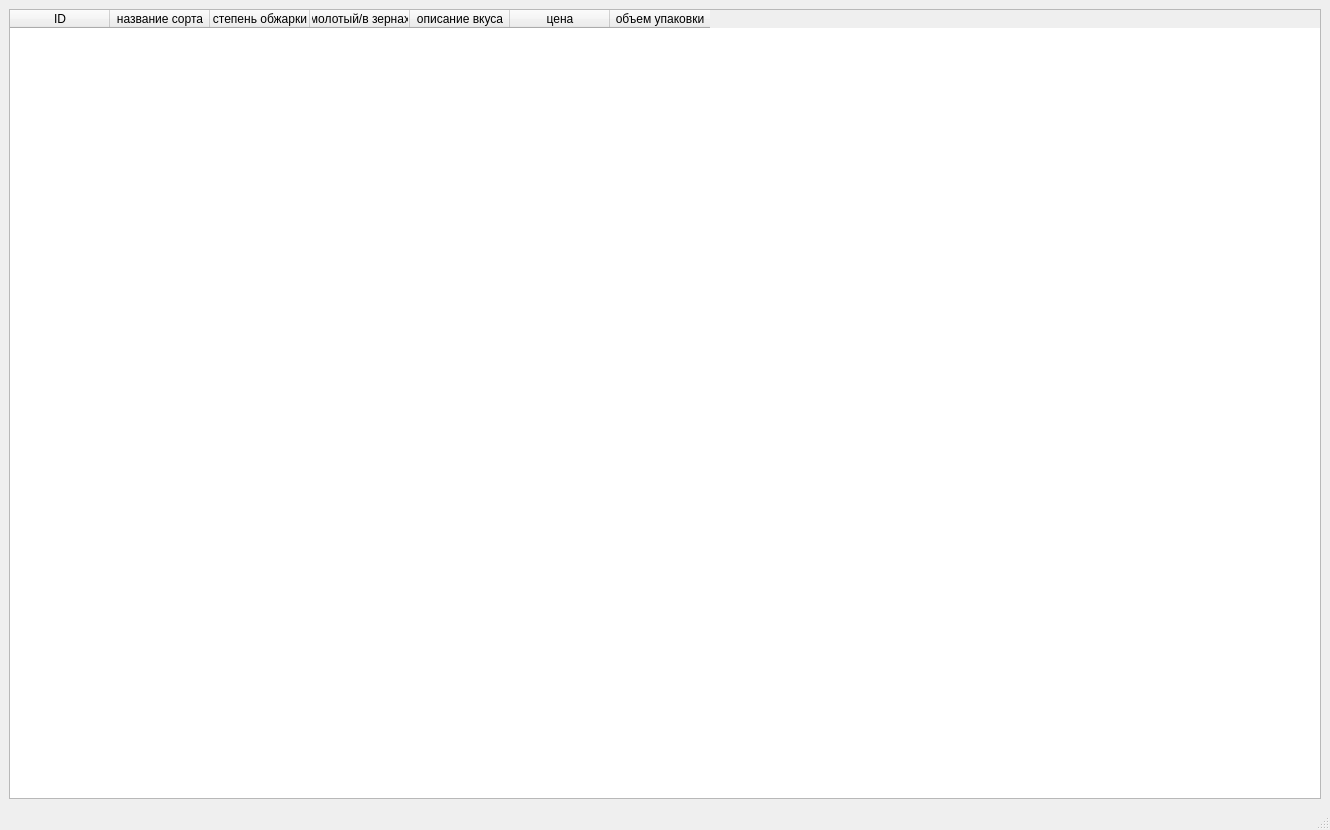
kes0ol/epresso, file main.ui: the form before one commit.
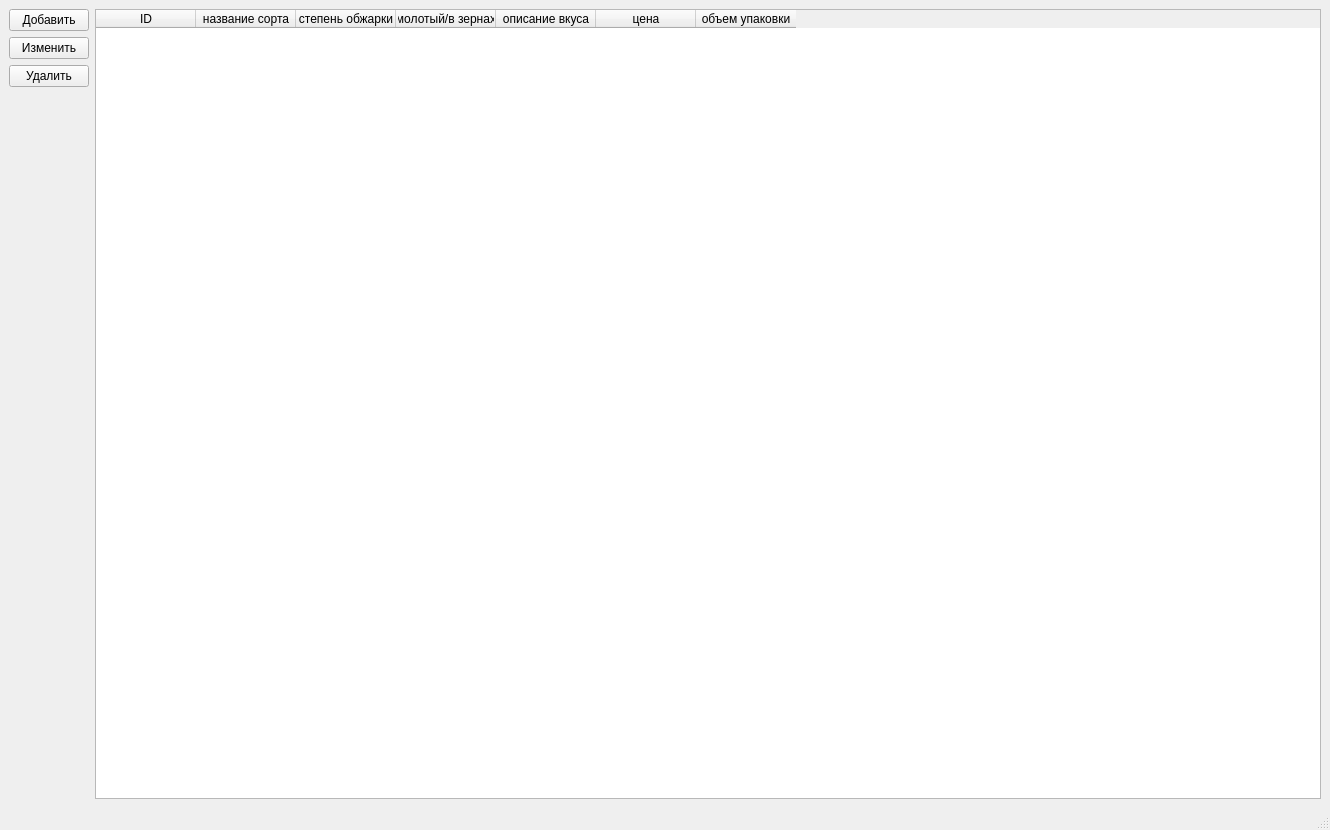
The form after the commit.

The edit to the form file:
```diff
--- a/main.ui
+++ b/main.ui
@@ -15,8 +15,46 @@
   </property>
   <widget class="QWidget" name="centralwidget">
    <layout class="QGridLayout" name="gridLayout">
-    <item row="0" column="0">
+    <item row="0" column="1">
      <layout class="QHBoxLayout" name="horizontalLayout">
+      <item>
+       <layout class="QVBoxLayout" name="verticalLayout">
+        <item>
+         <widget class="QPushButton" name="add_button">
+          <property name="text">
+           <string>Добавить</string>
+          </property>
+         </widget>
+        </item>
+        <item>
+         <widget class="QPushButton" name="update_button">
+          <property name="text">
+           <string>Изменить</string>
+          </property>
+         </widget>
+        </item>
+        <item>
+         <widget class="QPushButton" name="remove_button">
+          <property name="text">
+           <string>Удалить</string>
+          </property>
+         </widget>
+        </item>
+        <item>
+         <spacer name="verticalSpacer">
+          <property name="orientation">
+           <enum>Qt::Vertical</enum>
+          </property>
+          <property name="sizeHint" stdset="0">
+           <size>
+            <width>20</width>
+            <height>40</height>
+           </size>
+          </property>
+         </spacer>
+        </item>
+       </layout>
+      </item>
       <item>
        <widget class="QTableWidget" name="table">
         <column>
```
Left out of the diff: 6 changed lines with no effect on the pictures.
